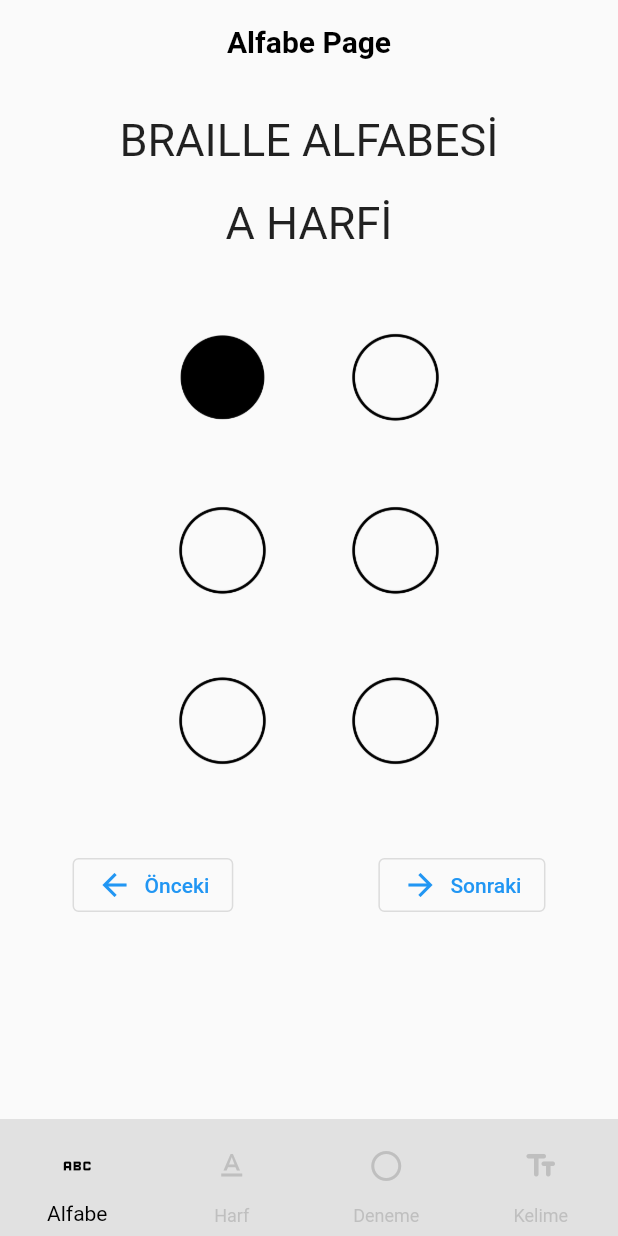
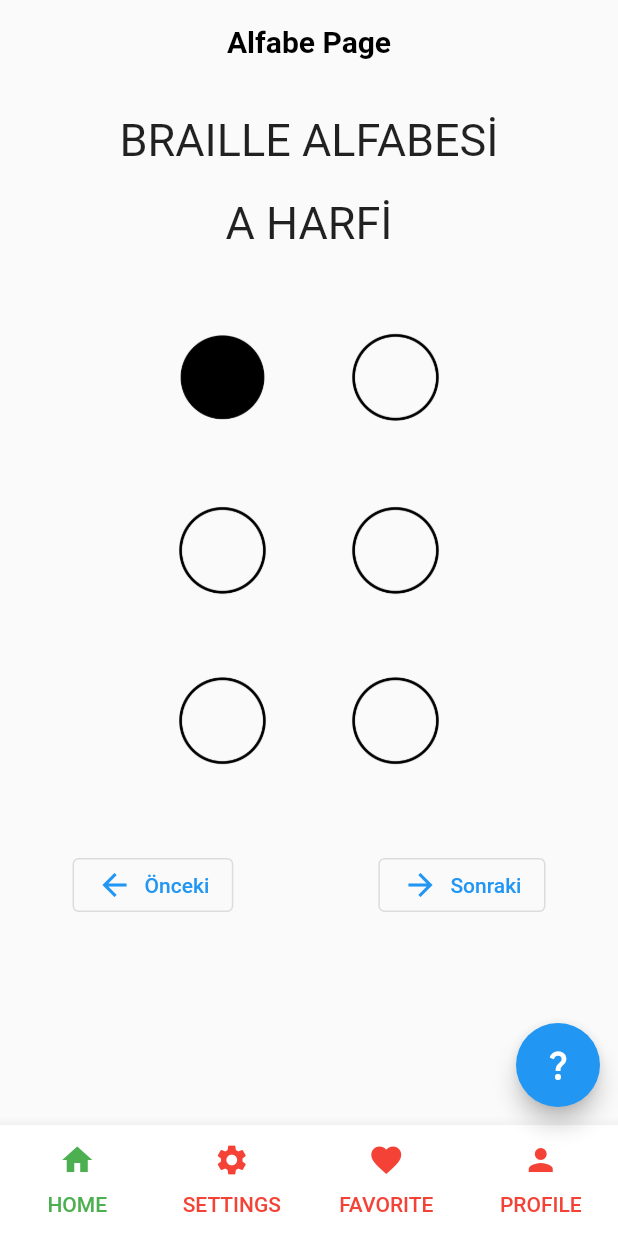
Before and after one commit to ahmetcakr/flutter_full_learn, a Flutter app: the screen it shows after launch, on a phone screen of 412 x 824 dp. Run offline on Flutter 3.47's test engine with Material 2 defaults, Android fonts, the phone set to English and light mode, and no system bars.

Commit message:
tab learn

```diff
--- /dev/null
+++ b/lib/202/tab_learn.dart
@@ -0,0 +1,119 @@
+import 'package:flutter/material.dart';
+import 'package:flutter_full_learn/demos/braille/braille_demos_page01.dart';
+
+import '../demos/braille/braille_demos_page02.dart';
+import '../demos/braille/braille_demos_page03.dart';
+import '../demos/braille/braille_demos_page04.dart';
+
+class TabLearn extends StatefulWidget {
+  const TabLearn({Key? key}) : super(key: key);
+
+  @override
+  State<TabLearn> createState() => _TabLearnState();
+}
+
+class _TabLearnState extends State<TabLearn> with TickerProviderStateMixin {
+  late final TabController _tabController;
+  final double _notchedValue = 10;
+
+  @override
+  void initState() {
+    super.initState();
+    _tabController =
+        TabController(length: _MyTabViews.values.length, vsync: this);
+  }
+
+  @override
+  Widget build(BuildContext context) {
+    return DefaultTabController(
+        length: _MyTabViews.values.length,
+        child: Scaffold(
+          extendBody: true,
+          // extendBody floating butonun arkaplanını yok eder.
+          floatingActionButtonLocation:
+              FloatingActionButtonLocation.miniEndFloat,
+          floatingActionButton: FloatingActionButton(
+            onPressed: () {
+              _tabController.animateTo(_MyTabViews.home.index);
+            },
+            child: const Icon(Icons.question_mark_sharp),
+          ),
+          bottomNavigationBar: BottomAppBar(
+            notchMargin: _notchedValue,
+            // notchMargin notch ekranının yukarısındaki boşluk
+
+            // notch ekranının çerçevesi
+            child: _MyTabBar(tabController: _tabController),
+          ),
+          body: _TabBarView(tabController: _tabController),
+        ));
+  }
+}
+
+class _MyTabBar extends StatelessWidget {
+  const _MyTabBar({
+    Key? key,
+    required TabController tabController,
+  })  : _tabController = tabController,
+        super(key: key);
+
+  final TabController _tabController;
+
+  @override
+  Widget build(BuildContext context) {
+    return TabBar(
+        padding: EdgeInsets.zero,
+        splashBorderRadius: BorderRadius.circular(10),
+        indicatorColor: Colors.white,
+        controller: _tabController,
+        tabs: _MyTabViews.values
+            .map((e) => Tab(
+                  text: e.name.toUpperCase(),
+                  icon: e.name == _MyTabViews.home.name
+                      ? const Icon(_MyIcons.home)
+                      : (e.name == _MyTabViews.settings.name
+                          ? const Icon(_MyIcons.settings)
+                          : (e.name == _MyTabViews.favorite.name
+                              ? const Icon(_MyIcons.favorite)
+                              : (e.name == _MyTabViews.profile.name
+                                  ? const Icon(_MyIcons.profile)
+                                  : const Icon(Icons.error)))),
+                ))
+            .toList());
+  }
+}
+
+class _TabBarView extends StatelessWidget {
+  const _TabBarView({
+    Key? key,
+    required TabController tabController,
+  })  : _tabController = tabController,
+        super(key: key);
+
+  final TabController _tabController;
+
+  @override
+  Widget build(BuildContext context) {
+    return TabBarView(
+        // physics: const NeverScrollableScrollPhysics(),
+        // NeverScrollableScrollPhysics: scroll işlemi yapılmaz.
+        controller: _tabController,
+        children: const [
+          BraillePage01(),
+          BraillePage02(),
+          BraillePage03(),
+          BraillePage04(),
+        ]);
+  }
+}
+
+enum _MyTabViews { home, settings, favorite, profile }
+
+extension _MyTabViewExtension on _MyTabViews {}
+
+class _MyIcons {
+  static const IconData home = Icons.home;
+  static const IconData settings = Icons.settings;
+  static const IconData favorite = Icons.favorite;
+  static const IconData profile = Icons.person;
+}
--- a/lib/main.dart
+++ b/lib/main.dart
@@ -1,6 +1,7 @@
 import 'package:flutter/material.dart';
 import 'package:flutter/services.dart';
-import 'package:flutter_full_learn/demos/braille/braille_demos.dart';
+
+import '202/tab_learn.dart';
 
 void main() {
   runApp(const MyApp()); // AliDayı
@@ -21,6 +22,14 @@ class MyApp extends StatelessWidget {
       // title uygulamamızın ismi diyebiliriz.
       // androidtte uygulamayı arkaplana aldığımızda üstünde çıkan isim
       theme: ThemeData.light().copyWith(
+          tabBarTheme: const TabBarTheme(
+            labelColor: Colors.green,
+            unselectedLabelColor: Colors.red,
+            indicatorSize: TabBarIndicatorSize.tab,
+          ),
+          bottomAppBarTheme: const BottomAppBarTheme(
+            shape: CircularNotchedRectangle(),
+          ),
           inputDecorationTheme: const InputDecorationTheme(
               iconColor: Colors.red, border: OutlineInputBorder()),
           cardTheme: CardTheme(
@@ -40,7 +49,7 @@ class MyApp extends StatelessWidget {
               elevation: 0,
               systemOverlayStyle: SystemUiOverlayStyle.light)),
 
-      home: const BrailleDemos(),
+      home: const TabLearn(),
     );
   }
 }
```
